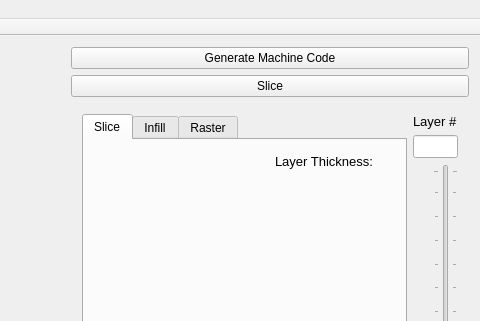
Before: the Qt Designer form Versa3dMainWindow.ui in Multi-Scale-Additive-Manufacturing-Lab/Versa3dPython, drawn with Qt 5; both pictures show x 524 to 1004 and y 0 to 321 of the 1004 by 640 pixel window.
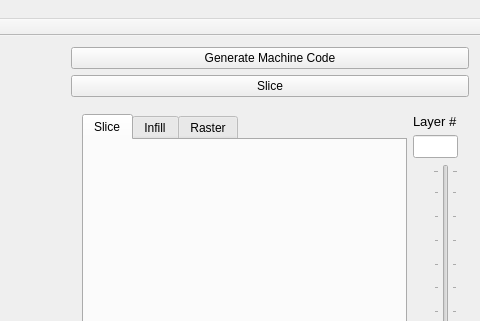
After: the same form once the commit is applied. The open tabs and pages were chosen to show the change. Custom widgets are drawn as their Qt base class.

```diff
--- a/Versa3dMainWindow.ui
+++ b/Versa3dMainWindow.ui
@@ -92,24 +92,6 @@
                   <property name="autoFillBackground">
                    <bool>false</bool>
                   </property>
-                  <widget class="QLabel" name="thicknessLabel">
-                   <property name="geometry">
-                    <rect>
-                     <x>180</x>
-                     <y>0</y>
-                     <width>121</width>
-                     <height>20</height>
-                    </rect>
-                   </property>
-                   <property name="font">
-                    <font>
-                     <pointsize>10</pointsize>
-                    </font>
-                   </property>
-                   <property name="text">
-                    <string>Layer Thickness:</string>
-                   </property>
-                  </widget>
                  </widget>
                 </item>
                </layout>
```
Left out of the diff: 2 changed lines with no effect on the pictures.
